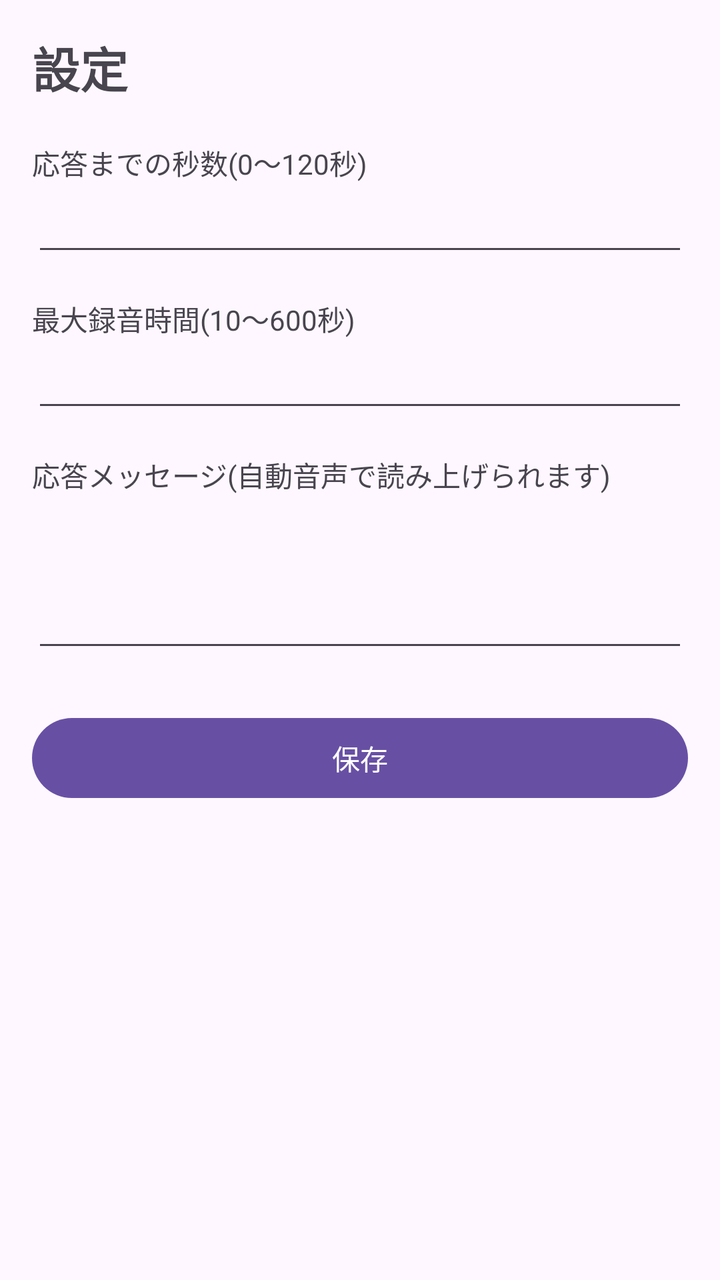
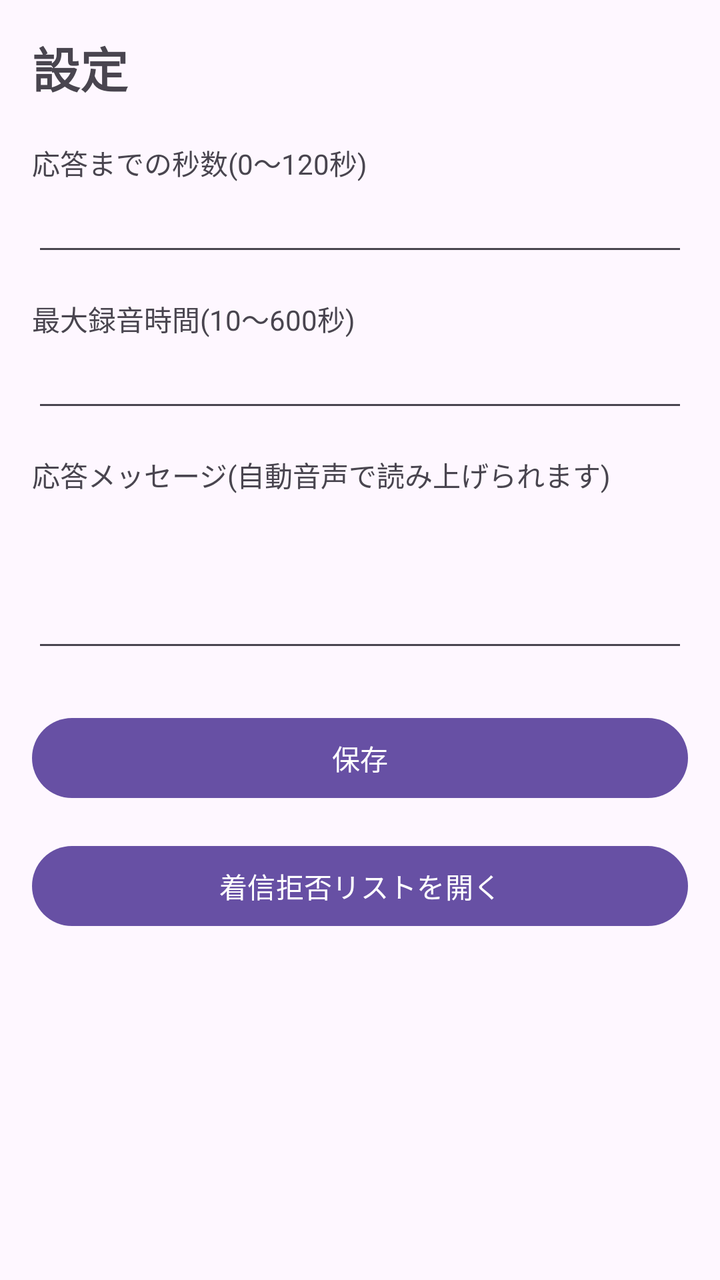

Compare the two renders of this Android layout. The source of the first and the diff that turns it into the second are given below.
<!-- AndroidManifest.xml: application theme Theme.Rusuden -->
<!-- res/layout/activity_settings.xml -->
<?xml version="1.0" encoding="utf-8"?>
<ScrollView xmlns:android="http://schemas.android.com/apk/res/android"
    android:layout_width="match_parent"
    android:layout_height="match_parent">

    <LinearLayout
        android:layout_width="match_parent"
        android:layout_height="wrap_content"
        android:orientation="vertical"
        android:padding="16dp">

        <TextView
            android:layout_width="match_parent"
            android:layout_height="wrap_content"
            android:text="@string/settings_title"
            android:textSize="24sp"
            android:textStyle="bold" />

        <TextView
            android:layout_width="match_parent"
            android:layout_height="wrap_content"
            android:layout_marginTop="20dp"
            android:text="@string/label_delay" />

        <EditText
            android:id="@+id/edit_delay"
            android:layout_width="match_parent"
            android:layout_height="wrap_content"
            android:importantForAutofill="no"
            android:inputType="number" />

        <TextView
            android:layout_width="match_parent"
            android:layout_height="wrap_content"
            android:layout_marginTop="16dp"
            android:text="@string/label_max_record" />

        <EditText
            android:id="@+id/edit_max_record"
            android:layout_width="match_parent"
            android:layout_height="wrap_content"
            android:importantForAutofill="no"
            android:inputType="number" />

        <TextView
            android:layout_width="match_parent"
            android:layout_height="wrap_content"
            android:layout_marginTop="16dp"
            android:text="@string/label_greeting" />

        <EditText
            android:id="@+id/edit_greeting"
            android:layout_width="match_parent"
            android:layout_height="wrap_content"
            android:importantForAutofill="no"
            android:inputType="textMultiLine"
            android:minLines="3" />

        <Button
            android:id="@+id/button_save"
            android:layout_width="match_parent"
            android:layout_height="wrap_content"
            android:layout_marginTop="24dp"
            android:text="@string/save" />
    </LinearLayout>
</ScrollView>
<!-- resources referenced by this layout -->
<resources>
  <string name="label_delay">応答までの秒数(0〜120秒)</string>
  <string name="label_greeting">応答メッセージ(自動音声で読み上げられます)</string>
  <string name="label_max_record">最大録音時間(10〜600秒)</string>
  <string name="save">保存</string>
  <string name="settings_title">設定</string>
  <style name="Theme.Rusuden" parent="Theme.Material3.DayNight.NoActionBar" />
</resources>

<!-- the commit's change to res/layout/activity_settings.xml (unified diff, before → after) -->
@@ -62,5 +62,12 @@
             android:layout_height="wrap_content"
             android:layout_marginTop="24dp"
             android:text="@string/save" />
+
+        <Button
+            android:id="@+id/button_blocked"
+            android:layout_width="match_parent"
+            android:layout_height="wrap_content"
+            android:layout_marginTop="16dp"
+            android:text="@string/button_blocked_list" />
     </LinearLayout>
 </ScrollView>
<!-- resource entries referenced after the edit -->
@@ -1,5 +1,6 @@
 <!-- resources referenced by this layout -->
 <resources>
+  <string name="button_blocked_list">着信拒否リストを開く</string>
   <string name="label_delay">応答までの秒数(0〜120秒)</string>
   <string name="label_greeting">応答メッセージ(自動音声で読み上げられます)</string>
   <string name="label_max_record">最大録音時間(10〜600秒)</string>
